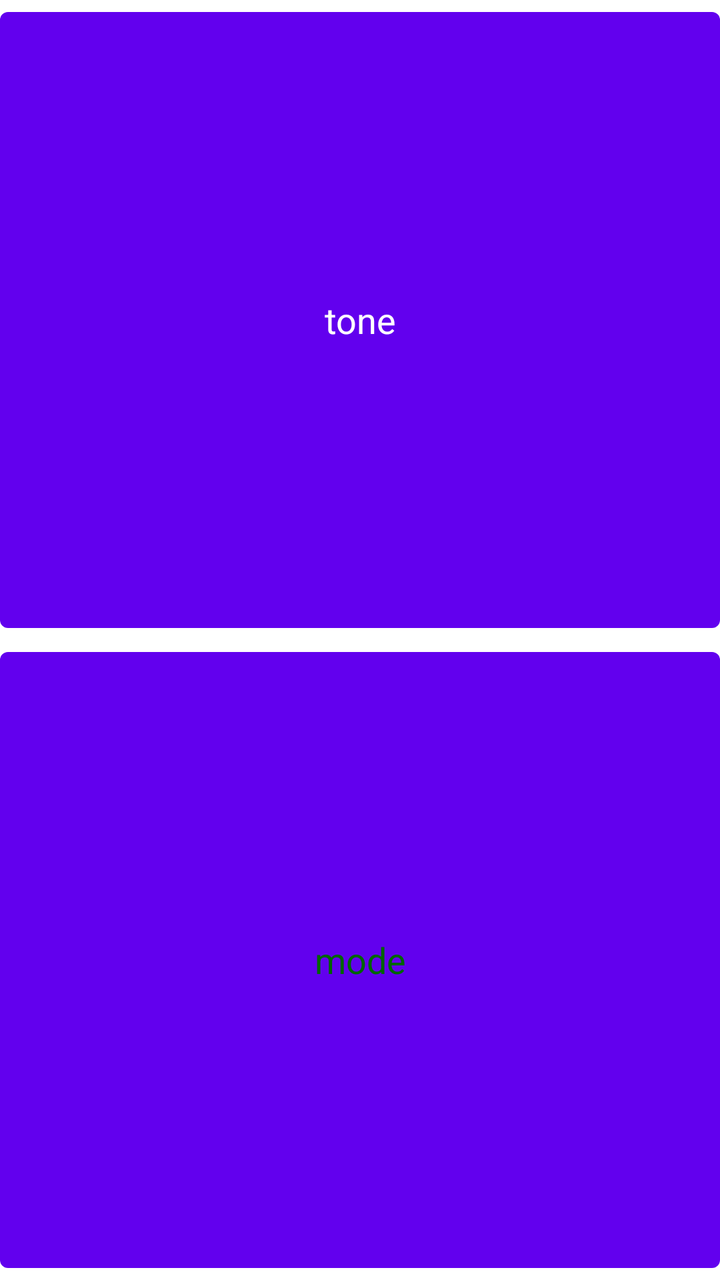
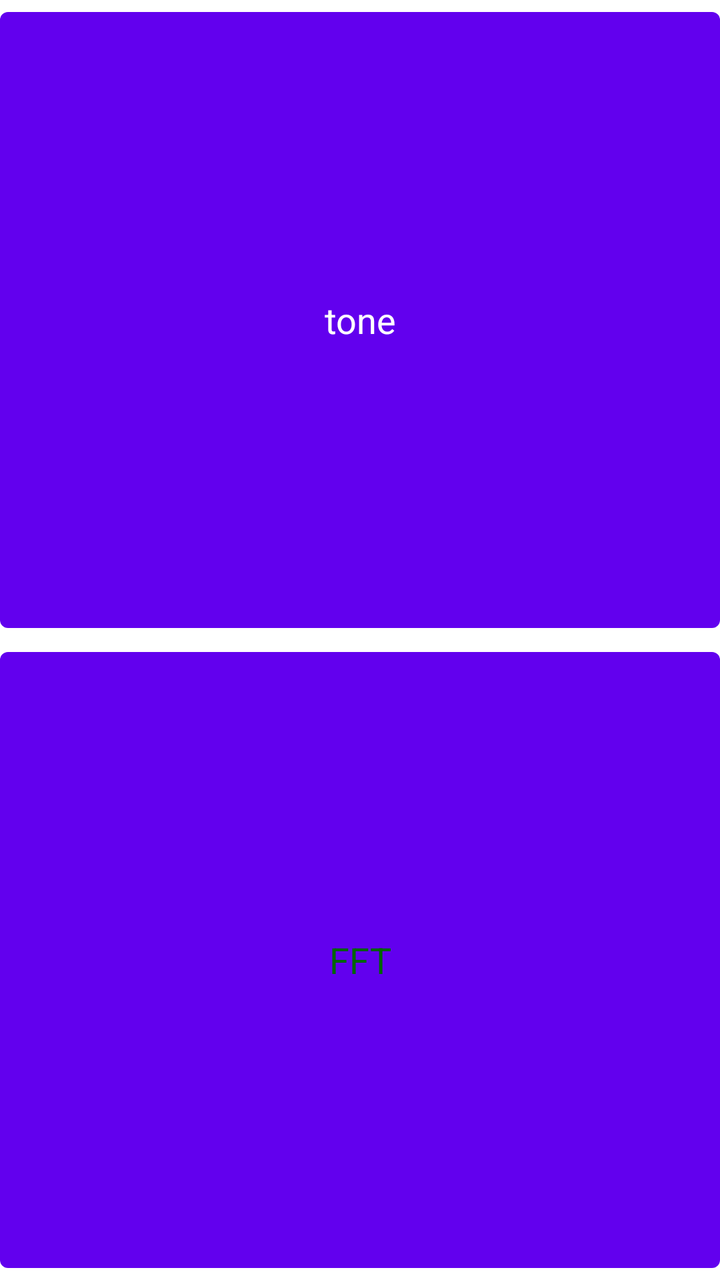

Before-and-after screenshots of an Android layout around one commit, followed by the original layout XML and the change that was made.
<!-- AndroidManifest.xml: fallback theme Theme.MaterialComponents.DayNight.NoActionBar -->
<!-- res/layout/strobe_mode.xml -->
<?xml version="1.0" encoding="utf-8"?>
<LinearLayout xmlns:android="http://schemas.android.com/apk/res/android"
    android:orientation="vertical"
    android:layout_width="fill_parent"
    android:layout_height="fill_parent">
    <Button android:id="@+id/tone_button"
	android:layout_width="fill_parent"
	android:layout_height="1dp"
	android:layout_weight="1"
	android:text="tone"
	android:textAppearance="?android:attr/textAppearanceMedium"
	android:onClick="do_tone" />
    <Button
	android:layout_width="fill_parent"
	android:layout_height="1dp"
	android:layout_weight="1"
	android:text="mode"
	android:textColor="#060"
	android:textAppearance="?android:attr/textAppearanceMedium"
	android:onClick="do_mode" />
</LinearLayout>
<!-- resources referenced by this layout -->
<resources>

</resources>

<!-- the commit's change to res/layout/strobe_mode.xml (unified diff, before → after) -->
@@ -14,7 +14,7 @@
 	android:layout_width="fill_parent"
 	android:layout_height="1dp"
 	android:layout_weight="1"
-	android:text="mode"
+	android:text="FFT"
 	android:textColor="#060"
 	android:textAppearance="?android:attr/textAppearanceMedium"
 	android:onClick="do_mode" />
